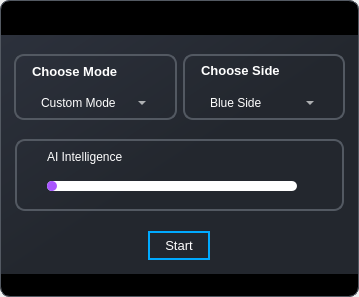
Above: ui/dialogs/open_practice_draft.ui from elian-olbz/mlbb-drafting-and-simulation-tools before the change. Below: the same form after it.
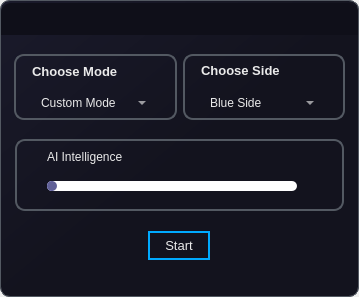
That is the form after the change. Icons and pictures are not drawn.

Commit message: Polished quick draft UI. Changed major colors for pages/dialogs, other minor changes on pages widgets.

```diff
--- a/ui/dialogs/open_practice_draft.ui
+++ b/ui/dialogs/open_practice_draft.ui
@@ -43,8 +43,7 @@
    <item>
     <widget class="QFrame" name="drop_shadow">
      <property name="styleSheet">
-      <string notr="true">background-color: qlineargradient(spread: pad, x1: 0, y1: 0, x2: 1, y2: 1, stop: 0 rgba(0, 0, 0, 1), stop: 0.521368 rgba(0, 0, 0, 1));
-</string>
+      <string notr="true">background-color: qlineargradient(spread:pad, x1:0, y1:0, x2:1, y2:1, stop:0 rgba(26, 26, 43, 255), stop:0.521368 rgba(19, 19, 30, 255));</string>
      </property>
      <property name="frameShape">
       <enum>QFrame::StyledPanel</enum>
@@ -111,6 +110,11 @@
              <height>0</height>
             </size>
            </property>
+           <property name="styleSheet">
+            <string notr="true">background-color: #0f0f19;
+border-bottom-right-radius: 0px;
+border-bottom-left-radius: 0px;</string>
+           </property>
            <property name="frameShape">
             <enum>QFrame::StyledPanel</enum>
            </property>
@@ -172,10 +176,7 @@
          <item>
           <widget class="QFrame" name="frame">
            <property name="styleSheet">
-            <string notr="true">QFrame #frame{
-background-color: qlineargradient(spread:pad, x1:0, y1:0, x2:1, y2:1, stop:0 rgba(44, 49, 60, 255), stop:0.521368 rgba(35, 39, 46, 255));
-border-radius: 0px;
-}</string>
+            <string notr="true"/>
            </property>
            <property name="frameShape">
             <enum>QFrame::StyledPanel</enum>
@@ -247,7 +248,7 @@
                         </font>
                        </property>
                        <property name="text">
-                        <string>Choose Mode</string>
+                        <string>&lt;html&gt;&lt;head/&gt;&lt;body&gt;&lt;p&gt;&lt;span style=&quot; color:#eaeaea;&quot;&gt;Choose Mode&lt;/span&gt;&lt;/p&gt;&lt;/body&gt;&lt;/html&gt;</string>
                        </property>
                       </widget>
                      </item>
@@ -268,6 +269,9 @@
                             <height>16777215</height>
                            </size>
                           </property>
+                          <property name="styleSheet">
+                           <string notr="true">color: #eaeaea;</string>
+                          </property>
                           <item>
                            <property name="text">
                             <string>Custom Mode</string>
@@ -337,7 +341,7 @@
                         </font>
                        </property>
                        <property name="text">
-                        <string>Choose Side</string>
+                        <string>&lt;html&gt;&lt;head/&gt;&lt;body&gt;&lt;p&gt;&lt;span style=&quot; color:#eaeaea;&quot;&gt;Choose Side&lt;/span&gt;&lt;/p&gt;&lt;/body&gt;&lt;/html&gt;</string>
                        </property>
                       </widget>
                      </item>
@@ -373,6 +377,9 @@
                             <height>16777215</height>
                            </size>
                           </property>
+                          <property name="styleSheet">
+                           <string notr="true">color: #eaeaea;</string>
+                          </property>
                           <item>
                            <property name="text">
                             <string>Blue Side</string>
@@ -460,7 +467,7 @@
                   <item>
                    <widget class="QLabel" name="label_3">
                     <property name="text">
-                     <string>AI Intelligence</string>
+                     <string>&lt;html&gt;&lt;head/&gt;&lt;body&gt;&lt;p&gt;&lt;span style=&quot; color:#eaeaea;&quot;&gt;AI Intelligence&lt;/span&gt;&lt;/p&gt;&lt;/body&gt;&lt;/html&gt;</string>
                     </property>
                    </widget>
                   </item>
@@ -518,7 +525,7 @@
 }
 
 QSlider::handle {
-	background-color: rgb(170, 85, 255);
+	background-color: #606097;
     height: 10px;
     width: 10px;
     border-radius: 5px;
@@ -568,6 +575,7 @@
 text-align:center;
 padding: 5px 15px;
 border-radius: 0px;
+color: #eaeaea;
 }
 
 QPushButton:hover {
```
The commit also changes 15 other files.
